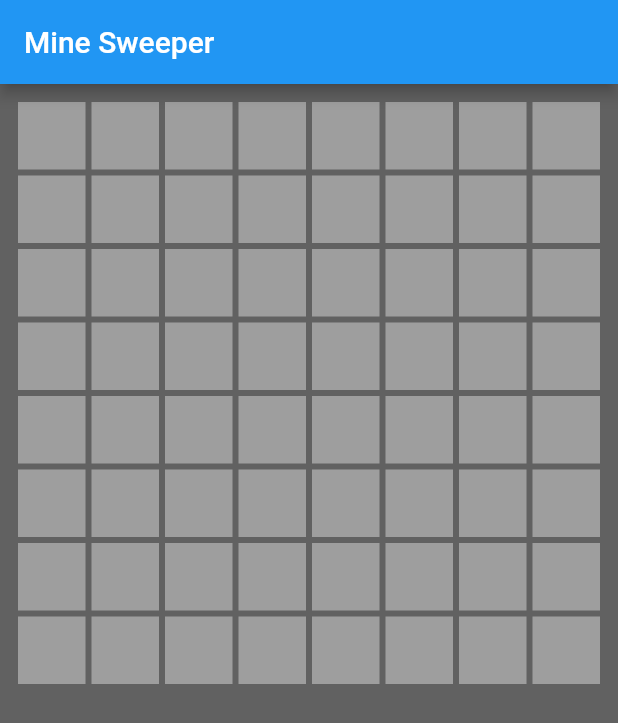
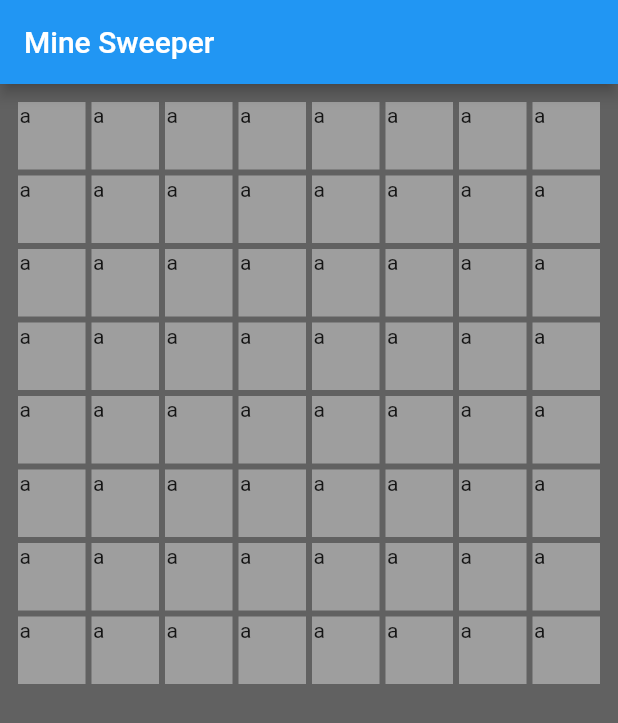
Before and after one commit to m-rahimy/minesweeper, a Flutter app: the screen it shows after launch, on a phone screen of 412 x 824 dp. Shown: the top 723 px of the screen. Run offline on Flutter 3.47's test engine with Material 2 defaults, Android fonts, the phone set to English and light mode, and no system bars.

Commit message:
build inner tile with w as screen width ratio

```diff
--- a/lib/main.dart
+++ b/lib/main.dart
@@ -1,5 +1,6 @@
 import 'package:flutter/material.dart';
 import 'dart:math';
+
 enum TileState { covered, blown, open, flagged, revealed }
 
 ///* use index +1 for difficulty multiplier
@@ -35,7 +36,6 @@ class BoardState extends State<Board> {
     uiState = List<List<TileState>>.generate(rows, (row) {
       return List<TileState>.filled(cols, TileState.covered);
     });
-
 
     tiles = List<List<bool>>.generate(rows, (row) {
       return List<bool>.filled(cols, false);
@@ -75,13 +75,7 @@ class BoardState extends State<Board> {
               onTap: () {
                 print('tapped on $i $j');
               },
-              child: Listener(
-                  child: Container(
-                width: containerW,
-                height: containerW,
-                margin: EdgeInsets.all(2.0),
-                color: Colors.grey,
-              ))));
+              child: Listener(child: buildInnerTile(Text('a'), containerW))));
         }
       }
       boardRow.add(Row(
@@ -116,3 +110,13 @@ class BoardState extends State<Board> {
     );
   }
 }
+
+Widget buildInnerTile(Widget child, double size) {
+  return Container(
+      padding: EdgeInsets.all(1.0),
+      margin: EdgeInsets.all(2.0),
+      height: size,
+      width: size,
+      child: child,
+      color: Colors.grey,);
+}
```
